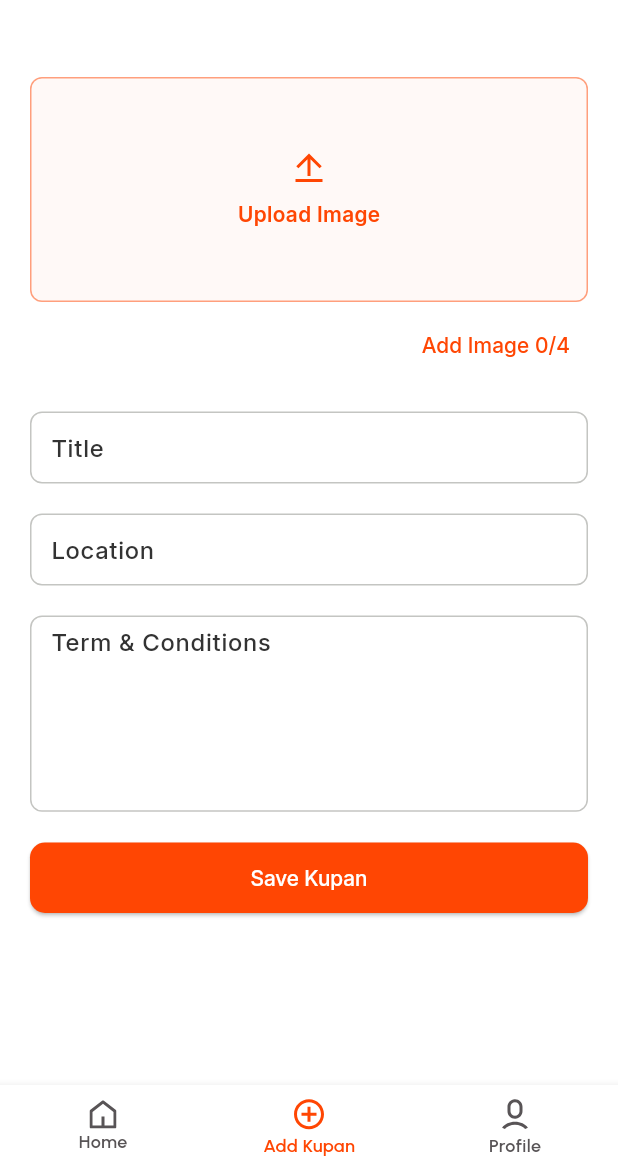
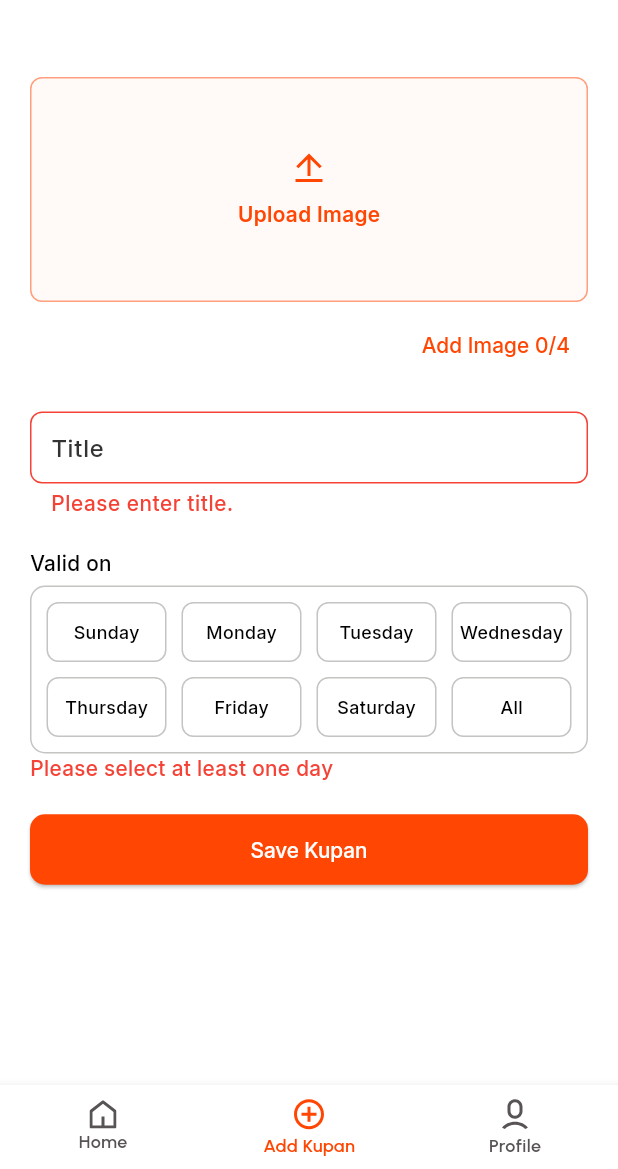
Before and after one commit to parasvirani/kupan-business, a Flutter app: the DashboardScreen screen opened by its route, item 2 of the bottom bar chosen, after a tap on "Save Kupan", on a phone screen of 412 x 824 dp, the part 67-1236 px from its top. Run offline on Flutter 3.47's test engine with Material 3 defaults, Android fonts, the phone set to English and light mode, and no system bars; our stand-ins replace flutter_svg, geocoding, geolocator, get, get_storage, image_cropper and 3 more; missing offline and left inert: country_state_city; accounts and stored records are empty; network calls fail.

Commit message:
- details screen api call and make design dashboard screen

```diff
--- a/lib/controllers/dashboard_controller.dart
+++ b/lib/controllers/dashboard_controller.dart
@@ -8,6 +8,9 @@ import 'package:get_storage/get_storage.dart';
 import 'package:http/http.dart' as http;
 import 'package:kupan_business/const/string_const.dart';
 import 'package:kupan_business/utils/appRoutesStrings.dart';
+import '../models/Days.dart';
+import '../models/create_kupan_res.dart' hide KupanData;
+import '../models/kupans_list_res.dart';
 import '../models/user_update_res.dart';
 import '../services/api_service.dart';
 
@@ -18,15 +21,39 @@ class DashboardController extends GetxController {
   final ApiService _apiService = ApiService();
   var isLoading = false.obs;
   var userUpdateRes = Rxn<UserUpdateRes>();
+  RxInt currentIndex = 0.obs;
+
   var errorMessage = ''.obs;
   RxString currentAddress = "".obs;
   final box = GetStorage();
+
+  var isLoadingCreateKupan = false.obs;
+  var errorMessageCreateKupan = ''.obs;
+  var createKupanRes = Rxn<CreateKupanRes>();
+
+  var isLoadingGetKupan = false.obs;
+  var errorMessageGetKupan = ''.obs;
+  var kupansListRes = Rxn<KupansListRes>();
+  RxList<KupanData> kupanList = <KupanData>[].obs;
+
+  RxList<Days> daysList = <Days>[
+    Days(day: "Sunday"),
+    Days(day: "Monday"),
+    Days(day: "Tuesday"),
+    Days(day: "Wednesday"),
+    Days(day: "Thursday"),
+    Days(day: "Friday"),
+    Days(day: "Saturday"),
+    Days(day: "All"),
+  ].obs;
+  RxString errorMessageDaySelection = "".obs;
 
   @override
   void onInit() {
     // TODO: implement onInit
     super.onInit();
     getUser();
+    getKupan();
   }
 
   Future getUser() async {
@@ -79,5 +106,119 @@ class DashboardController extends GetxController {
     Get.offAllNamed(AppRoutes.login);
   }
 
+  daySelector(int index) {
+    if (daysList[index].day == "All") {
+      // Toggle All
+      bool newValue = !daysList[index].isSelected;
+      for (var day in daysList) {
+        day.isSelected = newValue;
+      }
+    } else {
+      // Toggle individual day
+      daysList[index].isSelected = !daysList[index].isSelected;
 
+      // If any one day is unselected, unselect "All"
+      if (!daysList[index].isSelected) {
+        daysList.firstWhere((d) => d.day == "All").isSelected = false;
+      } else {
+        // If all individual days selected, then select "All"
+        bool allSelected = daysList
+            .where((d) => d.day != "All")
+            .every((d) => d.isSelected);
+        if (allSelected) {
+          daysList.firstWhere((d) => d.day == "All").isSelected = true;
+        }
+      }
+    }
+    daysList.refresh();
+  }
+
+  createKupan() async {
+    isLoadingCreateKupan.value = true;
+    errorMessageCreateKupan.value = '';
+
+    try {
+      List<String> days = daysList
+          .where((element) => element.isSelected)
+          .map((element) => element.day ?? "")
+          .where((day) => day.isNotEmpty)
+          .toList();
+
+      List<String> images = ["ASd.png", "asdf.jpg"];
+
+      Map<String, dynamic> map = {
+        "kupanImages": images,
+        "title": titleController.text,
+        "kupanDays": days
+      };
+
+      print("ASDF:::${jsonEncode(map)}");
+
+
+      http.Response response = await _apiService.createKupan(map);
+
+
+      if (response.statusCode == 200) {
+        final data = jsonDecode(response.body);
+
+        createKupanRes.value = CreateKupanRes.fromJson(data);
+
+        if (createKupanRes.value!.success!) {
+          getKupan();
+          currentIndex(0);
+          titleController.clear();
+          daysList.forEach((element) {
+            element.isSelected = false;
+          });
+          daysList.refresh();
+        } else {
+
+          errorMessageCreateKupan.value = createKupanRes.value!.message!;
+        }
+      } else {
+        final error = jsonDecode(response.body);
+        print("MAP:::${error['message']}");
+        errorMessageCreateKupan.value = error['message'] ?? 'Login failed';
+      }
+    } catch (e) {
+      print("Login::$e");
+      errorMessageCreateKupan.value = "Error: ${e.toString()}";
+    } finally {
+      isLoadingCreateKupan.value = false;
+    }
+  }
+
+  Future getKupan() async {
+    isLoadingGetKupan(true);
+    errorMessageGetKupan.value = '';
+
+    try {
+
+      http.Response response = await _apiService.getKupan();
+
+      // print("User add successfully ${response.body}");
+      if (response.statusCode == 200) {
+        final data = jsonDecode(response.body);
+
+        kupansListRes.value = KupansListRes.fromJson(data);
+
+        if (kupansListRes.value!.success!) {
+          // print("Success user get");
+          kupanList.addAll(kupansListRes.value?.data ?? []);
+          kupanList.refresh();
+        } else {
+          errorMessageGetKupan.value = kupansListRes.value!.message!;
+        }
+      } else {
+        final error = jsonDecode(response.body);
+        print("Error::${error}");
+        errorMessageGetKupan.value = error['message'] ?? 'Login failed';
+      }
+    } catch (e) {
+      print("Login::$e");
+      errorMessageGetKupan.value = "Error: ${e.toString()}";
+    } finally {
+      isLoadingGetKupan(false);
+    }
+  }
 }
--- /dev/null
+++ b/lib/models/create_kupan_res.dart
@@ -0,0 +1,62 @@
+
+class CreateKupanRes {
+  final bool? success;
+  final String? message;
+  final int? statusCode;
+  final KupanData? data;
+
+  CreateKupanRes({
+    this.success,
+    this.message,
+    this.statusCode,
+    this.data,
+  });
+
+  factory CreateKupanRes.fromJson(Map<String, dynamic> json) {
+    return CreateKupanRes(
+      success: json['success'],
+      message: json['message'],
+      statusCode: json['statusCode'],
+      data: json['data'] != null ? KupanData.fromJson(json['data']) : null,
+    );
+  }
+}
+
+class KupanData {
+  final String? title;
+  final List<String>? kupanImages;
+  final List<String>? kupanDays;
+  final String? vendorId;
+  final String? id;
+  final String? createdAt;
+  final String? updatedAt;
+  final int? v;
+
+  KupanData({
+    this.title,
+    this.kupanImages,
+    this.kupanDays,
+    this.vendorId,
+    this.id,
+    this.createdAt,
+    this.updatedAt,
+    this.v,
+  });
+
+  factory KupanData.fromJson(Map<String, dynamic> json) {
+    return KupanData(
+      title: json['title'],
+      kupanImages: json['kupanImages'] != null
+          ? List<String>.from(json['kupanImages'])
+          : [],
+      kupanDays: json['kupanDays'] != null
+          ? List<String>.from(json['kupanDays'])
+          : [],
+      vendorId: json['vendorId'],
+      id: json['_id'],
+      createdAt: json['createdAt'],
+      updatedAt: json['updatedAt'],
+      v: json['__v'],
+    );
+  }
+}
--- /dev/null
+++ b/lib/models/kupans_list_res.dart
@@ -0,0 +1,82 @@
+class KupansListRes {
+  final bool? success;
+  final String? message;
+  final int? statusCode;
+  List<KupanData>? data;
+
+  KupansListRes({
+    this.success,
+    this.message,
+    this.statusCode,
+    this.data,
+  });
+
+  factory KupansListRes.fromJson(Map<String, dynamic> json) {
+    return KupansListRes(
+      success: json['success'],
+      message: json['message'],
+      statusCode: json['statusCode'],
+      data: json['data'] != null
+          ? List<KupanData>.from(
+          json['data'].map((x) => KupanData.fromJson(x)))
+          : [],
+    );
+  }
+
+  Map<String, dynamic> toJson() {
+    return {
+      'success': success,
+      'message': message,
+      'statusCode': statusCode,
+      'data': data != null ? data!.map((x) => x.toJson()).toList() : [],
+    };
+  }
+}
+
+class KupanData {
+  final String? id;
+  final List<String>? kupanImages;
+  final List<String>? kupanDays;
+  final String? vendorId;
+  final String? createdAt;
+  final String? updatedAt;
+  final int? v;
+
+  KupanData({
+    this.id,
+    this.kupanImages,
+    this.kupanDays,
+    this.vendorId,
+    this.createdAt,
+    this.updatedAt,
+    this.v,
+  });
+
+  factory KupanData.fromJson(Map<String, dynamic> json) {
+    return KupanData(
+      id: json['_id'],
+      kupanImages: json['kupanImages'] != null
+          ? List<String>.from(json['kupanImages'])
+          : [],
+      kupanDays: json['kupanDays'] != null
+          ? List<String>.from(json['kupanDays'])
+          : [],
+      vendorId: json['vendorId'],
+      createdAt: json['createdAt'],
+      updatedAt: json['updatedAt'],
+      v: json['__v'],
+    );
+  }
+
+  Map<String, dynamic> toJson() {
+    return {
+      '_id': id,
+      'kupanImages': kupanImages,
+      'kupanDays': kupanDays,
+      'vendorId': vendorId,
+      'createdAt': createdAt,
+      'updatedAt': updatedAt,
+      '__v': v,
+    };
+  }
+}
--- a/lib/screens/dashboard/add_kupan_view.dart
+++ b/lib/screens/dashboard/add_kupan_view.dart
@@ -29,8 +29,23 @@ class _AddKupanViewState extends State<AddKupanView> {
 
   final GlobalKey<ScaffoldState> _scaffoldKey = GlobalKey<ScaffoldState>();
   DashboardController dashboardController = Get.find();
+  final _fromKey = GlobalKey<FormState>();
+  File? _imageFile;
 
-  File? _imageFile;
+  bool validateAll() {
+    bool isValid = _fromKey.currentState!.validate();
+
+    bool isAnySelected = dashboardController.daysList.any((data) => data.isSelected);
+    if (!isAnySelected) {
+      dashboardController.errorMessageDaySelection("Please select at least one day");
+      isValid = false;
+    } else {
+      dashboardController.errorMessageDaySelection("");
+    }
+
+
+    return isValid;
+  }
 
   @override
   Widget build(BuildContext context) {
@@ -80,7 +95,9 @@ class _AddKupanViewState extends State<AddKupanView> {
         child: Padding(
           padding: EdgeInsets.all(size(20)),
           child: Obx(
-            ()=> Column(
+            ()=> Form(
+              key: _fromKey,
+              child: Column(
                 crossAxisAlignment: CrossAxisAlignment.start,
                 children: [
                   SizedBox(height: size(20)),
@@ -190,55 +207,76 @@ class _AddKupanViewState extends State<AddKupanView> {
                     keyboardType: TextInputType.name,
                   ),
                   SizedBox(height: size(20)),
-                CommonTextfield(
-                  controller: dashboardController.titleController,
-                  hintText: 'Location',
-                  validator: (value) {
-                    if (value == null || value.isEmpty) {
-                      return "Please enter location.";
-                    } else if (value.length < 2) {
-                      return "Location must be at least 2 characters long.";
-                    }
-                    // Allow letters, numbers, spaces, and & . -
-                    String pattern = r'^[a-zA-Z0-9&.\-\s]+$';
-                    RegExp regex = RegExp(pattern);
-                    if (!regex.hasMatch(value)) {
-                      return "Outlet name can only contain letters, numbers, spaces, &, ., and -.";
-                    }
-                    return null; // input is valid
+                  CommonText(text: "Valid on", color: Colors.black,),
+                  SizedBox(height: size(5)),
+                  Obx(
+                      ()=> Container(
+                      decoration: BoxDecoration(
+                        borderRadius: BorderRadius.circular(size(10)),
+                        border: Border.all(color: ColorConst.border, width: 1)
+                      ),
+                      padding: EdgeInsets.all(size(10)),
+                      child: GridView.builder(
+                        shrinkWrap: true,
+                        physics: NeverScrollableScrollPhysics(),
+                        gridDelegate: SliverGridDelegateWithFixedCrossAxisCount(
+                            crossAxisCount: 4,
+                            childAspectRatio: 2,
+                            crossAxisSpacing: size(10),
+                            mainAxisSpacing: size(10)
+                        ),
+                        itemCount: dashboardController.daysList.length,
+                        itemBuilder: (context, index) => InkWell(
+                          onTap: () {
+                            dashboardController.daySelector(index);
                           },
-                  keyboardType: TextInputType.name,
+                          child: Container(
+                              alignment: Alignment.center,
+                              decoration: BoxDecoration(
+                                  borderRadius: BorderRadius.circular(size(8)),
+                                  border:
+                                  Border.all(color: ColorConst.border, width: dashboardController.daysList[index].isSelected ? 0 : 1),
+                                  color: dashboardController.daysList[index].isSelected ? ColorConst.primary : Colors.white),
+                              child: CommonText(
+                                text: dashboardController.daysList[index].day ?? "",
+                                color: dashboardController.daysList[index].isSelected ? Colors.white : Colors.black,
+                                fontSize: size(12),
+                              )),
+                        ),
+                      ),
+                    ),
+                  ),
+                  Visibility(
+                    visible: dashboardController
+                        .errorMessageDaySelection.value.isNotEmpty,
+                    child: CommonText(
+                      text: dashboardController.errorMessageDaySelection.value,
+                      color: Colors.red,
+                    ),
                   ),
                   SizedBox(height: size(20)),
-                CommonTextfield(
-                  controller: dashboardController.titleController,
-                  hintText: 'Term & Conditions',
-                  minLines: 5,
-                  maxLines: 5,
-                  validator: (value) {
-                    if (value == null || value.isEmpty) {
-                      return "Please enter Term & Conditions.";
-                    } else if (value.length < 2) {
-                      return "Term & Conditions must be at least 2 characters long.";
+                  Visibility(
+                    visible: dashboardController
+                        .errorMessageCreateKupan.value.isNotEmpty,
+                    child: CommonText(
+                      text: dashboardController.errorMessageCreateKupan.value,
+                      color: Colors.red,
+                    ),
+                  ),
+                  Obx(
+                    ()=> SizedBox(
+                      width: Get.width,
+                      child: CommonButton(
+                        isLoading: dashboardController.isLoadingCreateKupan.value,
+                          onPressed: () {
+                        if (validateAll()) {
+                          dashboardController.createKupan();
                         }
-                    // Allow letters, numbers, spaces, and & . -
-                    String pattern = r'^[a-zA-Z0-9&.\-\s]+$';
-                    RegExp regex = RegExp(pattern);
-                    if (!regex.hasMatch(value)) {
-                      return "Outlet name can only contain letters, numbers, spaces, &, ., and -.";
-                    }
-                    return null; // input is valid
-                  },
-                  keyboardType: TextInputType.name,
+                      }, text: "Save Kupan"),
                     ),
-                SizedBox(height: size(20)),
-                SizedBox(
-                  width: Get.width,
-                  child: CommonButton(onPressed: () {
-
-                  }, text: "Save Kupan"),
                   )
                 ],
+              ),
             ),
           ),
         ),
--- a/lib/screens/dashboard/components/restaurant_card.dart
+++ b/lib/screens/dashboard/components/restaurant_card.dart
@@ -5,10 +5,11 @@ import 'package:kupan_business/const/color_const.dart';
 import 'package:kupan_business/const/image_const.dart';
 import 'package:kupan_business/utils/utils.dart';
 
-import '../../../models/restaurant_deal.dart';
+import '../../../models/kupans_list_res.dart';
+
 
 class RestaurantCard extends StatelessWidget {
-  final RestaurantDeal deal;
+  final KupanData deal;
 
   const RestaurantCard({Key? key, required this.deal}) : super(key: key);
 
@@ -40,7 +41,7 @@ class RestaurantCard extends StatelessWidget {
                 bottomLeft: Radius.circular(8),
               ),
               child: Image.asset(
-                deal.image,
+                "",
                 width: size(150),
                 height: size(100),
               ),
@@ -56,21 +57,21 @@ class RestaurantCard extends StatelessWidget {
                 crossAxisAlignment: CrossAxisAlignment.start,
                 children: [
                   CommonText(
-                    text : deal.title,
+                    text : deal.vendorId ?? "",
                     fontSize: size(12),
                     color: ColorConst.textGrey,
                     fontWeight: FontWeight.w500,
                   ),
                   SizedBox(height: size(8)),
                   CommonText(
-                    text : deal.offer,
+                    text : deal.vendorId ?? "",
                     fontSize: size(14),
                     color: ColorConst.black,
                     fontWeight: FontWeight.w600,
                   ),
                   SizedBox(height: size(8)),
                   CommonText(
-                    text : deal.subtitle,
+                    text : deal.vendorId ?? "",
                     fontSize: size(12),
                     color: ColorConst.textGrey,
                     fontWeight: FontWeight.w400,
--- a/lib/screens/dashboard/dashboard_screen.dart
+++ b/lib/screens/dashboard/dashboard_screen.dart
@@ -18,22 +18,25 @@ class DashboardScreen extends StatefulWidget {
 }
 
 class _DashboardScreenState extends State<DashboardScreen> {
-  int currentIndex = 0;
+
   DashboardController dashboardController = Get.put(DashboardController());
 
   @override
   Widget build(BuildContext context) {
     return Scaffold(
       backgroundColor: ColorConst.white,
-      body: IndexedStack(
-        index: currentIndex,
+      body: Obx(
+        ()=> IndexedStack(
+          index: dashboardController.currentIndex.value,
           children: [
             HomeView(),
             AddKupanView(),
             ProfileView(),
           ],
         ),
-      bottomNavigationBar: BottomNavigationBar(
+      ),
+      bottomNavigationBar: Obx(
+        ()=> BottomNavigationBar(
           backgroundColor: ColorConst.white,
           elevation: 5,
           type: BottomNavigationBarType.fixed,
@@ -49,38 +52,36 @@ class _DashboardScreenState extends State<DashboardScreen> {
               fontFamily: 'Urbanist'),
           selectedItemColor: ColorConst.primary, // Default selected color (might be overridden by label style)
           unselectedItemColor: ColorConst.grey, // Default unselected color (might be overridden by label style)
-        currentIndex: currentIndex, // Make sure currentIndex is bound here
+          currentIndex: dashboardController.currentIndex.value, // Make sure currentIndex is bound here
           onTap: (value) {
             print('Tapped index: $value');
-          currentIndex = value;
-          setState(() {
-            print('BottomNavigationBar rebuilt - currentIndex: $currentIndex');
-          });
+            dashboardController.currentIndex(value);
           },
           items: [
             BottomNavigationBarItem(
               icon: SvgPicture.asset(
                 ImageConst.ic_home,
-              color: currentIndex == 0 ? ColorConst.primary : ColorConst.grey,
+                color: dashboardController.currentIndex.value == 0 ? ColorConst.primary : ColorConst.grey,
               ),
               label: 'Home',
             ),
             BottomNavigationBarItem(
               icon: SvgPicture.asset(
                 ImageConst.addCouple,
-              color: currentIndex == 1 ? ColorConst.primary : ColorConst.grey,
+                color: dashboardController.currentIndex.value == 1 ? ColorConst.primary : ColorConst.grey,
               ),
               label: 'Add Kupan',
             ),
             BottomNavigationBarItem(
               icon: SvgPicture.asset(
                     ImageConst.ic_profile,
-              color: currentIndex == 3 ? ColorConst.primary : ColorConst.grey,
+                    color: dashboardController.currentIndex.value == 3 ? ColorConst.primary : ColorConst.grey,
                   ),
               label: 'Profile',
             ),
           ],
         ),
+      ),
     );
   }
 }
--- a/lib/screens/dashboard/home_view.dart
+++ b/lib/screens/dashboard/home_view.dart
@@ -1,4 +1,3 @@
-
 import 'package:flutter/cupertino.dart';
 import 'package:flutter/material.dart';
 import 'package:flutter_svg/svg.dart';
@@ -24,7 +23,6 @@ class HomeView extends StatefulWidget {
 }
 
 class _HomeViewState extends State<HomeView> {
-
   final GlobalKey<ScaffoldState> _scaffoldKey = GlobalKey<ScaffoldState>();
 
   DashboardController dashboardController = Get.find();
@@ -80,7 +78,8 @@ class _HomeViewState extends State<HomeView> {
         leading: IconButton(
             onPressed: () {
               _scaffoldKey.currentState?.openDrawer();
-            }, icon: SvgPicture.asset(ImageConst.ic_menu)),
+            },
+            icon: SvgPicture.asset(ImageConst.ic_menu)),
         centerTitle: true,
         title: Column(
           crossAxisAlignment: CrossAxisAlignment.center,
@@ -91,7 +90,7 @@ class _HomeViewState extends State<HomeView> {
               color: ColorConst.grey,
             ),
             Obx(
-              ()=> CommonText(
+              () => CommonText(
                 isLoading: dashboardController.isLoading.value,
                 text: dashboardController.currentAddress.value,
                 fontSize: size(16),
@@ -111,9 +110,11 @@ class _HomeViewState extends State<HomeView> {
         ],
       ),
       drawer: Drawer(
-        child: MainDrawer(onTap: () {
+        child: MainDrawer(
+          onTap: () {
             _scaffoldKey.currentState?.closeDrawer();
-        },),
+          },
+        ),
       ),
       body: SingleChildScrollView(
         child: Padding(
@@ -124,7 +125,7 @@ class _HomeViewState extends State<HomeView> {
               CommonTextfield(
                 hintText: 'Search for "restaurant"',
                 readOnly: true,
-                onTap: (){
+                onTap: () {
                   Get.toNamed(AppRoutes.search);
                 },
                 prefixIcon: Padding(
@@ -134,15 +135,46 @@ class _HomeViewState extends State<HomeView> {
                 controller: TextEditingController(),
               ),
               SizedBox(height: size(16)),
-              ListView.separated(
+              Obx(
+                () => dashboardController.isLoadingGetKupan.value
+                    ? Shimmer.fromColors(
+                        baseColor: Colors.grey.shade300,
+                        highlightColor: Colors.grey.shade100,
+                        child: ListView.separated(
                           shrinkWrap: true,
                           physics: NeverScrollableScrollPhysics(),
                           padding: EdgeInsets.symmetric(horizontal: 16),
                           itemCount: deals.length,
                           itemBuilder: (context, index) {
-                  return RestaurantCard(deal: deals[index]);
+                            return Container();
                           },
-                separatorBuilder: (context, index) => SizedBox(height: size(16),),
+                          separatorBuilder: (context, index) => SizedBox(
+                            height: size(16),
+                          ),
+                        ),
+                      )
+                    : dashboardController.errorMessageGetKupan.value.isNotEmpty
+                        ? Container(
+                  height: Get.width,
+                  alignment: Alignment.center,
+                  child: CommonText(
+                    text: dashboardController.errorMessageGetKupan.value,
+                    color: Colors.red,
+                    fontSize: size(14),
+                  ),
+                )
+                        : ListView.separated(
+                            shrinkWrap: true,
+                            physics: NeverScrollableScrollPhysics(),
+                            padding: EdgeInsets.symmetric(horizontal: 16),
+                            itemCount: dashboardController.kupanList.length,
+                            itemBuilder: (context, index) {
+                              return RestaurantCard(deal: dashboardController.kupanList[index]);
+                            },
+                            separatorBuilder: (context, index) => SizedBox(
+                              height: size(16),
+                            ),
+                          ),
               ),
             ],
           ),
@@ -150,5 +182,4 @@ class _HomeViewState extends State<HomeView> {
       ),
     );
   }
-
 }
--- a/lib/services/api_service.dart
+++ b/lib/services/api_service.dart
@@ -54,4 +54,27 @@ class ApiService {
 
     return await http.get(url, headers: headers);
   }
+
+  Future<http.Response> createKupan(Map<String, dynamic> map) async {
+
+    String token = box.read(StringConst.TOKEN);
+
+    final url = Uri.parse("$baseUrl/kupan/create");
+    final headers = {"Content-Type":"application/json","Authorization": "Bearer $token"};
+    final body = jsonEncode(map);
+    return await http.post(url, headers: headers, body: body);
+  }
+
+  Future<http.Response> getKupan() async {
+
+    String userId = box.read(StringConst.USER_ID);
+    String token = box.read(StringConst.TOKEN);
+
+    print("ASDF:::${userId}");
+
+    final url = Uri.parse("$baseUrl/kupan/vendor/$userId");
+    final headers = {"Content-Type": "application/json", "Authorization": "Bearer $token"};
+
+    return await http.get(url, headers: headers);
+  }
 }
```
Lines whose indentation alone changed are shown as unchanged.
